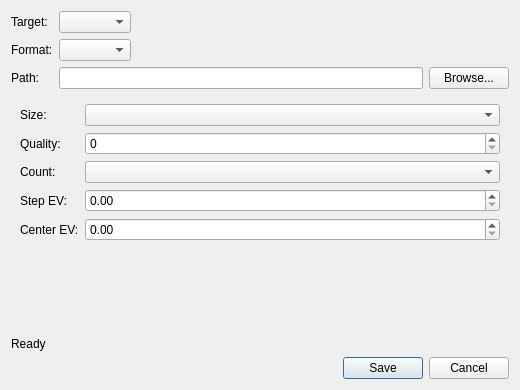
Qt form src/view/SaveImageDialog.ui (nauyihsnehs/OpenEXR-Viewer-Mini) before a commit.
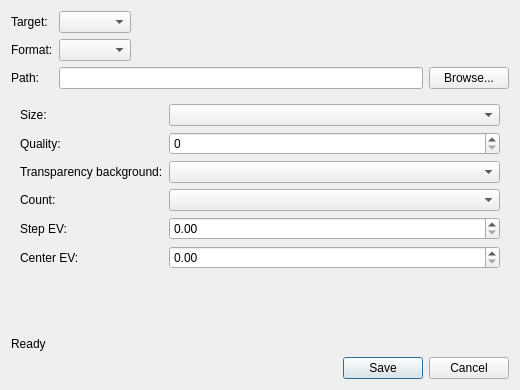
The same form after that commit.

```diff
--- a/src/view/SaveImageDialog.ui
+++ b/src/view/SaveImageDialog.ui
@@ -87,33 +87,43 @@
         <widget class="QSpinBox" name="qualitySpinBox"/>
        </item>
        <item row="2" column="0">
+        <widget class="QLabel" name="jpegBackgroundLabel">
+         <property name="text">
+          <string>Transparency background:</string>
+         </property>
+        </widget>
+       </item>
+       <item row="2" column="1">
+        <widget class="QComboBox" name="jpegBackgroundCombo"/>
+       </item>
+       <item row="3" column="0">
         <widget class="QLabel" name="bracketCountLabel">
          <property name="text">
           <string>Count:</string>
          </property>
         </widget>
        </item>
-       <item row="2" column="1">
+       <item row="3" column="1">
         <widget class="QComboBox" name="bracketCountCombo"/>
        </item>
-       <item row="3" column="0">
+       <item row="4" column="0">
         <widget class="QLabel" name="bracketStepLabel">
          <property name="text">
           <string>Step EV:</string>
          </property>
         </widget>
        </item>
-       <item row="3" column="1">
+       <item row="4" column="1">
         <widget class="QDoubleSpinBox" name="bracketStepSpinBox"/>
        </item>
-       <item row="4" column="0">
+       <item row="5" column="0">
         <widget class="QLabel" name="bracketCenterLabel">
          <property name="text">
           <string>Center EV:</string>
          </property>
         </widget>
        </item>
-       <item row="4" column="1">
+       <item row="5" column="1">
         <widget class="QDoubleSpinBox" name="bracketCenterSpinBox"/>
        </item>
       </layout>
```
